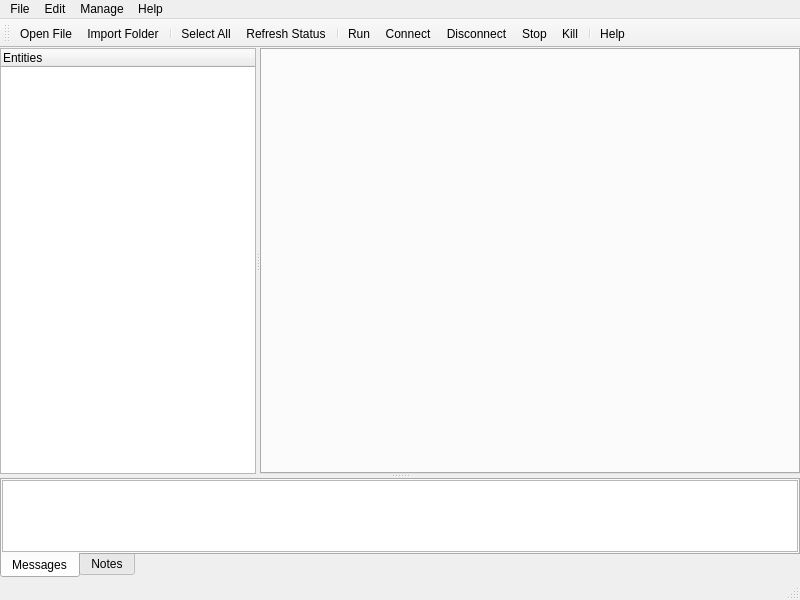
robotology/yarp, file src/yarpmanager-qt/mainwindow.ui: the form before one commit.
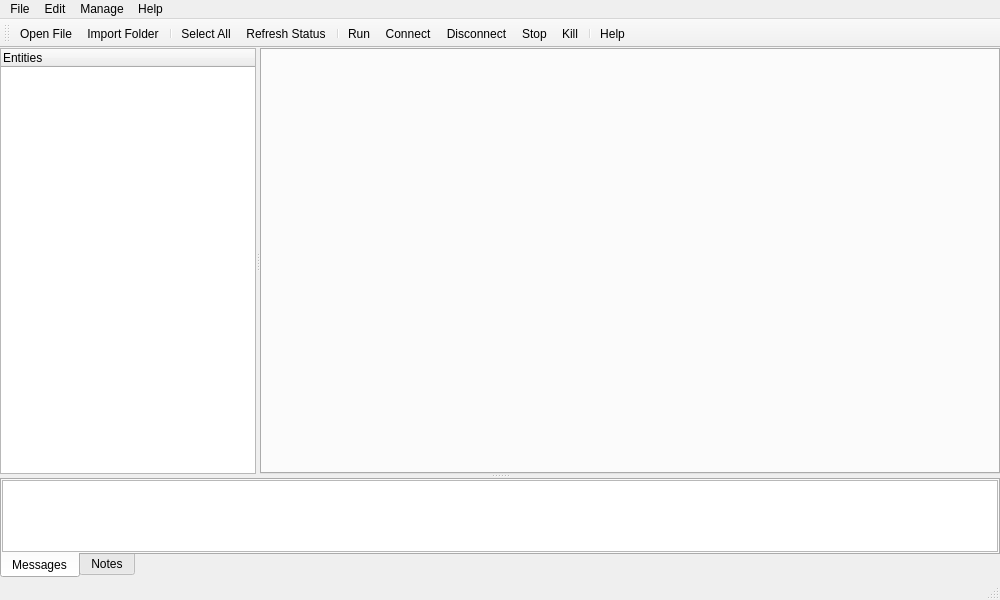
The form after the commit. Icons and pictures are not drawn. Custom widgets are drawn as their Qt base class.

Diff of the .ui file:
```diff
--- a/src/yarpmanager-qt/mainwindow.ui
+++ b/src/yarpmanager-qt/mainwindow.ui
@@ -6,7 +6,7 @@
    <rect>
     <x>0</x>
     <y>0</y>
-    <width>800</width>
+    <width>1000</width>
     <height>600</height>
    </rect>
   </property>
```
Left out of the diff: 38 changed lines with no effect on the pictures.
